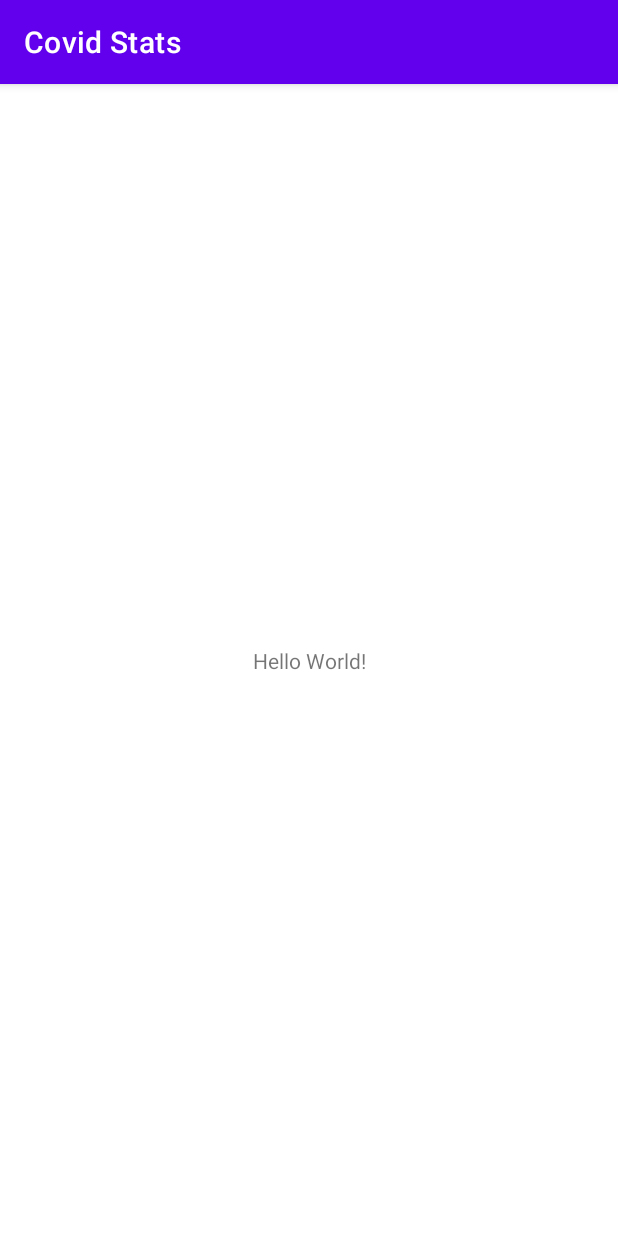
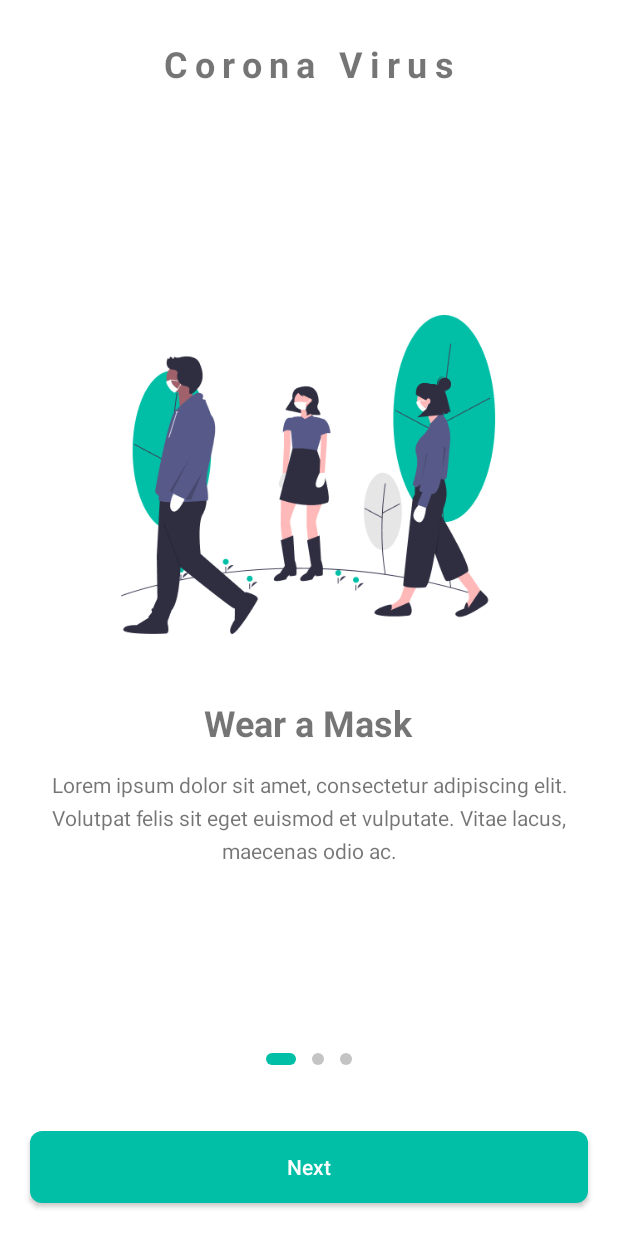
Before and after one commit to ahmadsufyan455/cvd-stats, an Android app: the screen it shows after launch (MainActivity before the commit, OnboardActivity after it), on a phone screen of 412 x 824 dp. Run offline under Robolectric (Android 15) with nearby library versions, the phone set to English and light mode, and no system bars.

Commit message:
add onboard screen

```diff
--- /dev/null
+++ b/app/src/main/java/com/zerodev/covidstats/datasource/OnboardData.kt
@@ -0,0 +1,26 @@
+package com.zerodev.covidstats.datasource
+
+import com.zerodev.covidstats.R
+import com.zerodev.covidstats.model.Onboard
+
+object OnboardData {
+    fun onboards(): List<Onboard> {
+        return listOf(
+            Onboard(
+                image = R.drawable.ob1,
+                title = "Wear a Mask",
+                description = "Lorem ipsum dolor sit amet, consectetur adipiscing elit. Volutpat felis sit eget euismod et vulputate. Vitae lacus, maecenas odio ac."
+            ),
+            Onboard(
+                image = R.drawable.ob2,
+                title = "Hand Wash & Sanitize",
+                description = "Lorem ipsum dolor sit amet, consectetur adipiscing elit. Volutpat felis sit eget euismod et vulputate. Vitae lacus, maecenas odio ac."
+            ),
+            Onboard(
+                image = R.drawable.ob3,
+                title = "Pyshical Distancing",
+                description = "Lorem ipsum dolor sit amet, consectetur adipiscing elit. Volutpat felis sit eget euismod et vulputate. Vitae lacus, maecenas odio ac."
+            )
+        )
+    }
+}
--- /dev/null
+++ b/app/src/main/java/com/zerodev/covidstats/model/Onboard.kt
@@ -0,0 +1,7 @@
+package com.zerodev.covidstats.model
+
+data class Onboard(
+    val image: Int,
+    val title: String,
+    val description: String
+)
--- /dev/null
+++ b/app/src/main/java/com/zerodev/covidstats/ui/OnboardActivity.kt
@@ -0,0 +1,108 @@
+package com.zerodev.covidstats.ui
+
+import android.os.Bundle
+import android.widget.ImageView
+import android.widget.LinearLayout
+import android.widget.Toast
+import androidx.appcompat.app.AppCompatActivity
+import androidx.core.content.ContextCompat
+import androidx.viewpager2.widget.ViewPager2
+import com.zerodev.covidstats.R
+import com.zerodev.covidstats.databinding.ActivityOnboardBinding
+import com.zerodev.covidstats.datasource.OnboardData
+import com.zerodev.covidstats.ui.adapter.OnboardAdapter
+
+class OnboardActivity : AppCompatActivity() {
+
+    private lateinit var binding: ActivityOnboardBinding
+    private lateinit var onboardAdapter: OnboardAdapter
+    private lateinit var indicators: Array<ImageView>
+
+    override fun onCreate(savedInstanceState: Bundle?) {
+        super.onCreate(savedInstanceState)
+        binding = ActivityOnboardBinding.inflate(layoutInflater)
+        setContentView(binding.root)
+
+        setupOnboard()
+        setupOnboardIndicator()
+        setCurrentIndicator(0)
+
+        binding.vpOnboard.registerOnPageChangeCallback(object : ViewPager2.OnPageChangeCallback() {
+            override fun onPageSelected(position: Int) {
+                super.onPageSelected(position)
+                setCurrentIndicator(position)
+            }
+        })
+
+        binding.btnNext.setOnClickListener {
+            binding.apply {
+                if (vpOnboard.currentItem + 1 < onboardAdapter.itemCount) {
+                    vpOnboard.currentItem = vpOnboard.currentItem + 1
+                } else {
+                    Toast.makeText(this@OnboardActivity, "End page", Toast.LENGTH_SHORT).show()
+                }
+            }
+        }
+    }
+
+    private fun setupOnboard() {
+        val data = OnboardData.onboards()
+        onboardAdapter = OnboardAdapter(data)
+        binding.vpOnboard.adapter = onboardAdapter
+    }
+
+    private fun setupOnboardIndicator() {
+        val indicatorsCount = onboardAdapter.itemCount
+        indicators = Array(indicatorsCount) { ImageView(this) }
+        val params = LinearLayout.LayoutParams(
+            LinearLayout.LayoutParams.WRAP_CONTENT,
+            LinearLayout.LayoutParams.WRAP_CONTENT
+        )
+        params.setMargins(8, 0, 8, 0)
+
+        for (i in 0 until indicatorsCount) {
+            indicators[i] = ImageView(applicationContext)
+            indicators[i].setImageDrawable(
+                ContextCompat.getDrawable(
+                    applicationContext,
+                    R.drawable.onboard_indicator_inactive
+                )
+            )
+            indicators[i].layoutParams = params
+            binding.llOnboardIndicator.addView(indicators[i])
+        }
+    }
+
+    private fun setCurrentIndicator(index: Int) {
+        val childCount = binding.llOnboardIndicator.childCount
+        for (i in 0 until childCount) {
+            val imageView = binding.llOnboardIndicator.getChildAt(i) as ImageView
+            if (i == index) {
+                imageView.setImageDrawable(
+                    ContextCompat.getDrawable(
+                        applicationContext,
+                        R.drawable.onboard_indicator_active
+                    )
+                )
+            } else {
+                imageView.setImageDrawable(
+                    ContextCompat.getDrawable(
+                        applicationContext,
+                        R.drawable.onboard_indicator_inactive
+                    )
+                )
+            }
+        }
+
+        binding.apply {
+            if (index == onboardAdapter.itemCount - 1) {
+                btnNext.text = resources.getString(R.string.login_gmail)
+                val icon = R.drawable.google_sign
+                btnNext.setCompoundDrawablesWithIntrinsicBounds(icon, 0, 0, 0)
+            } else {
+                btnNext.text = resources.getString(R.string.next)
+                btnNext.setCompoundDrawablesWithIntrinsicBounds(null, null, null, null)
+            }
+        }
+    }
+}
--- /dev/null
+++ b/app/src/main/java/com/zerodev/covidstats/ui/adapter/OnboardAdapter.kt
@@ -0,0 +1,39 @@
+package com.zerodev.covidstats.ui.adapter
+
+import android.view.LayoutInflater
+import android.view.ViewGroup
+import androidx.recyclerview.widget.RecyclerView
+import com.bumptech.glide.Glide
+import com.zerodev.covidstats.databinding.ItemOnboardBinding
+import com.zerodev.covidstats.model.Onboard
+
+class OnboardAdapter(private val onboardListItem: List<Onboard>) :
+    RecyclerView.Adapter<OnboardAdapter.OnBoardViewHolder>() {
+
+    class OnBoardViewHolder(private val binding: ItemOnboardBinding) :
+        RecyclerView.ViewHolder(binding.root) {
+        fun bind(onboard: Onboard) {
+            binding.apply {
+                Glide.with(itemView.context).load(onboard.image).into(ivActivity)
+                tvTitle.text = onboard.title
+                tvDescription.text = onboard.description
+            }
+        }
+    }
+
+    override fun onCreateViewHolder(parent: ViewGroup, viewType: Int): OnBoardViewHolder {
+        return OnBoardViewHolder(
+            ItemOnboardBinding.inflate(
+                LayoutInflater.from(parent.context),
+                parent,
+                false
+            )
+        )
+    }
+
+    override fun getItemCount(): Int = onboardListItem.size
+
+    override fun onBindViewHolder(holder: OnBoardViewHolder, position: Int) {
+        holder.bind(onboardListItem[position])
+    }
+}
--- /dev/null
+++ b/app/src/main/res/drawable/bg_button_rounded.xml
@@ -0,0 +1,8 @@
+<?xml version="1.0" encoding="utf-8"?>
+<shape xmlns:android="http://schemas.android.com/apk/res/android"
+    android:shape="rectangle">
+
+    <solid android:color="@color/green" />
+    <corners android:radius="8dp" />
+
+</shape>
--- /dev/null
+++ b/app/src/main/res/drawable/google_sign.xml
@@ -0,0 +1,9 @@
+<vector xmlns:android="http://schemas.android.com/apk/res/android"
+    android:width="20dp"
+    android:height="20dp"
+    android:viewportWidth="20"
+    android:viewportHeight="20">
+  <path
+      android:pathData="M10.036,10.154C10.036,10.659 10.236,11.143 10.594,11.501C10.95,11.858 11.435,12.059 11.94,12.06H15.477C15.204,13.04 14.659,13.923 13.906,14.607C13.153,15.292 12.222,15.749 11.22,15.927C10.394,16.074 9.547,16.051 8.731,15.858C7.914,15.666 7.146,15.308 6.473,14.808C5.799,14.308 5.235,13.676 4.815,12.95C4.395,12.224 4.127,11.42 4.029,10.587C3.923,9.506 4.111,8.417 4.573,7.434C5.036,6.451 5.754,5.611 6.654,5.003C7.554,4.394 8.601,4.04 9.685,3.977C10.769,3.914 11.851,4.145 12.815,4.645C13.186,4.835 13.608,4.902 14.019,4.836C14.431,4.769 14.811,4.574 15.104,4.277C15.324,4.055 15.488,3.783 15.584,3.485C15.68,3.187 15.705,2.871 15.656,2.561C15.608,2.252 15.487,1.958 15.304,1.704C15.121,1.45 14.881,1.242 14.604,1.097C13.257,0.409 11.773,0.034 10.261,0.002C8.75,-0.03 7.251,0.281 5.876,0.912C4.502,1.543 3.289,2.477 2.328,3.644C1.367,4.812 0.684,6.182 0.329,7.651C-0.027,9.121 -0.044,10.652 0.278,12.129C0.6,13.606 1.253,14.991 2.187,16.18C3.122,17.369 4.313,18.33 5.673,18.992C7.032,19.653 8.524,19.998 10.036,20C16.403,20 19.005,15.484 19.536,11.601C19.588,11.18 19.549,10.753 19.423,10.348C19.297,9.942 19.086,9.569 18.804,9.252C18.522,8.935 18.176,8.681 17.788,8.509C17.4,8.336 16.98,8.248 16.556,8.25H11.946C11.696,8.249 11.447,8.298 11.216,8.393C10.984,8.489 10.774,8.629 10.596,8.806C10.419,8.983 10.278,9.193 10.182,9.424C10.086,9.655 10.036,9.903 10.036,10.154Z"
+      android:fillColor="#ffffff"/>
+</vector>
--- /dev/null
+++ b/app/src/main/res/drawable/onboard_indicator_active.xml
@@ -0,0 +1,12 @@
+<?xml version="1.0" encoding="utf-8"?>
+<shape xmlns:android="http://schemas.android.com/apk/res/android"
+    android:shape="rectangle">
+
+    <size
+        android:width="20dp"
+        android:height="8dp" />
+
+    <corners android:radius="25dp" />
+    <solid android:color="@color/green" />
+
+</shape>
--- /dev/null
+++ b/app/src/main/res/drawable/onboard_indicator_inactive.xml
@@ -0,0 +1,11 @@
+<?xml version="1.0" encoding="utf-8"?>
+<shape xmlns:android="http://schemas.android.com/apk/res/android"
+    android:shape="oval">
+
+    <size
+        android:width="8dp"
+        android:height="8dp" />
+
+    <solid android:color="@color/grey" />
+
+</shape>
--- /dev/null
+++ b/app/src/main/res/layout/activity_onboard.xml
@@ -0,0 +1,57 @@
+<?xml version="1.0" encoding="utf-8"?>
+<androidx.constraintlayout.widget.ConstraintLayout xmlns:android="http://schemas.android.com/apk/res/android"
+    xmlns:app="http://schemas.android.com/apk/res-auto"
+    xmlns:tools="http://schemas.android.com/tools"
+    android:layout_width="match_parent"
+    android:layout_height="match_parent"
+    tools:context=".ui.OnboardActivity">
+
+    <TextView
+        android:id="@+id/tv_label"
+        android:layout_width="wrap_content"
+        android:layout_height="wrap_content"
+        android:layout_marginTop="26dp"
+        android:letterSpacing="0.2"
+        android:text="@string/corona_virus"
+        android:textSize="24sp"
+        android:textStyle="bold"
+        app:layout_constraintEnd_toEndOf="parent"
+        app:layout_constraintStart_toStartOf="parent"
+        app:layout_constraintTop_toTopOf="parent" />
+
+    <androidx.appcompat.widget.AppCompatButton
+        android:id="@+id/btn_next"
+        android:layout_width="match_parent"
+        android:layout_height="wrap_content"
+        android:layout_marginHorizontal="20dp"
+        android:layout_marginBottom="22dp"
+        android:background="@drawable/bg_button_rounded"
+        android:paddingHorizontal="16dp"
+        android:text="@string/next"
+        android:textAllCaps="false"
+        android:textColor="@color/white"
+        app:layout_constraintBottom_toBottomOf="parent"
+        app:layout_constraintEnd_toEndOf="parent"
+        app:layout_constraintStart_toStartOf="parent" />
+
+    <androidx.viewpager2.widget.ViewPager2
+        android:id="@+id/vp_onboard"
+        android:layout_width="match_parent"
+        android:layout_height="0dp"
+        android:layout_marginTop="24dp"
+        app:layout_constraintBottom_toTopOf="@id/ll_onboard_indicator"
+        app:layout_constraintTop_toBottomOf="@id/tv_label" />
+
+    <LinearLayout
+        android:id="@+id/ll_onboard_indicator"
+        android:layout_width="0dp"
+        android:layout_height="wrap_content"
+        android:layout_marginBottom="28dp"
+        android:gravity="center"
+        android:orientation="horizontal"
+        android:padding="16dp"
+        app:layout_constraintBottom_toTopOf="@+id/btn_next"
+        app:layout_constraintEnd_toEndOf="@+id/btn_next"
+        app:layout_constraintStart_toStartOf="@+id/btn_next" />
+
+</androidx.constraintlayout.widget.ConstraintLayout>
--- /dev/null
+++ b/app/src/main/res/layout/item_onboard.xml
@@ -0,0 +1,38 @@
+<?xml version="1.0" encoding="utf-8"?>
+<LinearLayout xmlns:android="http://schemas.android.com/apk/res/android"
+    xmlns:tools="http://schemas.android.com/tools"
+    android:layout_width="match_parent"
+    android:layout_height="match_parent"
+    android:gravity="center"
+    android:orientation="vertical">
+
+    <ImageView
+        android:id="@+id/iv_activity"
+        android:layout_width="250dp"
+        android:layout_height="250dp"
+        android:layout_marginHorizontal="30dp"
+        android:layout_marginBottom="24dp"
+        android:importantForAccessibility="no"
+        tools:src="@drawable/ob1" />
+
+    <TextView
+        android:id="@+id/tv_title"
+        android:layout_width="wrap_content"
+        android:layout_height="wrap_content"
+        android:layout_marginHorizontal="20dp"
+        android:layout_marginBottom="15dp"
+        android:textSize="24sp"
+        android:textStyle="bold"
+        tools:text="@string/wear_a_mask" />
+
+    <TextView
+        android:id="@+id/tv_description"
+        android:layout_width="match_parent"
+        android:layout_height="wrap_content"
+        android:layout_marginHorizontal="20dp"
+        android:gravity="center"
+        android:lineSpacingExtra="6dp"
+        android:textSize="14sp"
+        tools:text="@string/dummy_content" />
+
+</LinearLayout>
--- a/app/src/main/res/values-night/themes.xml
+++ b/app/src/main/res/values-night/themes.xml
@@ -1,6 +1,6 @@
 <resources xmlns:tools="http://schemas.android.com/tools">
     <!-- Base application theme. -->
-    <style name="Theme.CovidStats" parent="Theme.MaterialComponents.DayNight.DarkActionBar">
+    <style name="Theme.CovidStats" parent="Theme.MaterialComponents.DayNight.NoActionBar">
         <!-- Primary brand color. -->
         <item name="colorPrimary">@color/purple_200</item>
         <item name="colorPrimaryVariant">@color/purple_700</item>
--- a/app/src/main/res/values/colors.xml
+++ b/app/src/main/res/values/colors.xml
@@ -7,4 +7,6 @@
     <color name="teal_700">#FF018786</color>
     <color name="black">#FF000000</color>
     <color name="white">#FFFFFFFF</color>
+    <color name="green">#00BFA6</color>
+    <color name="grey">#C4C4C4</color>
 </resources>
--- a/app/src/main/res/values/strings.xml
+++ b/app/src/main/res/values/strings.xml
@@ -1,3 +1,8 @@
 <resources>
     <string name="app_name">Covid Stats</string>
+    <string name="next">Next</string>
+    <string name="login_gmail">Login with Gmail</string>
+    <string name="corona_virus">Corona Virus</string>
+    <string name="wear_a_mask">Wear a Mask</string>
+    <string name="dummy_content">Lorem ipsum dolor sit amet, consectetur adipiscing elit. Volutpat felis sit eget euismod et vulputate. Vitae lacus, maecenas odio ac.</string>
 </resources>
--- a/app/src/main/res/values/themes.xml
+++ b/app/src/main/res/values/themes.xml
@@ -1,9 +1,9 @@
 <resources xmlns:tools="http://schemas.android.com/tools">
     <!-- Base application theme. -->
-    <style name="Theme.CovidStats" parent="Theme.MaterialComponents.DayNight.DarkActionBar">
+    <style name="Theme.CovidStats" parent="Theme.MaterialComponents.DayNight.NoActionBar">
         <!-- Primary brand color. -->
-        <item name="colorPrimary">@color/purple_500</item>
-        <item name="colorPrimaryVariant">@color/purple_700</item>
+        <item name="colorPrimary">@color/green</item>
+        <item name="colorPrimaryVariant">@color/green</item>
         <item name="colorOnPrimary">@color/white</item>
         <!-- Secondary brand color. -->
         <item name="colorSecondary">@color/teal_200</item>
```
Also changed, not shown: app/build.gradle (+10 -0 lines), app/src/main/AndroidManifest.xml (+6 -3 lines), app/src/main/res/drawable/ob1.png (added), app/src/main/res/drawable/ob2.png (added), app/src/main/res/drawable/ob3.png (added).
